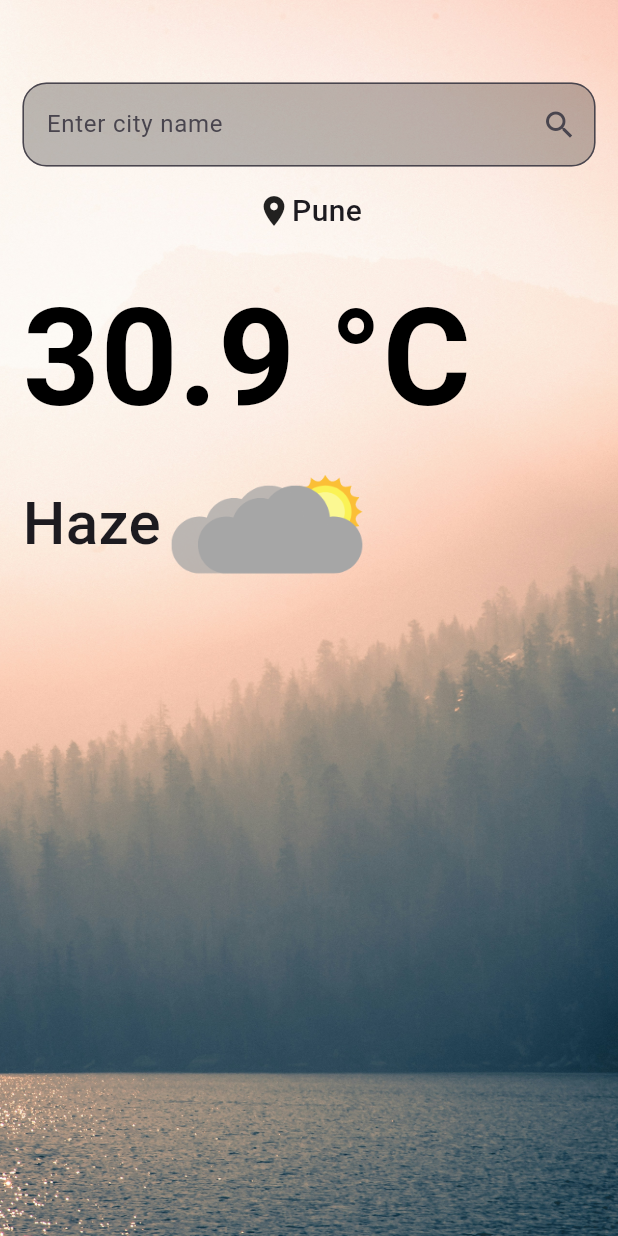
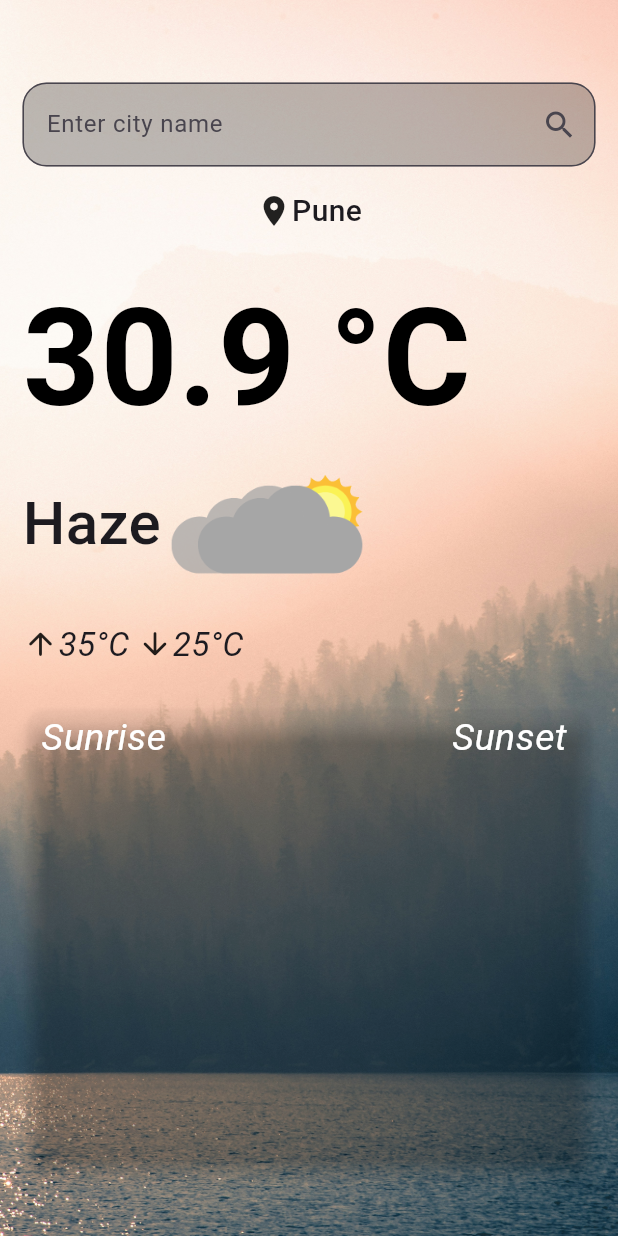
Before and after one commit to guptakaran11/Weather-Forecast-, a Flutter app: the screen it shows after launch, on a phone screen of 412 x 824 dp. Run offline on Flutter 3.47's test engine with Material 3 defaults, Android fonts, the phone set to English and light mode, and no system bars.

Commit message:
card designing start

```diff
--- a/lib/View/Screens/weather_page.dart
+++ b/lib/View/Screens/weather_page.dart
@@ -1,4 +1,5 @@
 import 'package:flutter/material.dart';
+import 'package:flutter/widgets.dart';
 
 class WeatherPage extends StatefulWidget {
   const WeatherPage({super.key});
@@ -90,6 +91,76 @@ class _HomePageState extends State<WeatherPage> {
                       ),
                     ],
                   ),
+                  const SizedBox(
+                    height: 25,
+                  ),
+                  const Row(
+                    children: [
+                      Icon(Icons.arrow_upward_rounded),
+                      Text(
+                        '35°C',
+                        style: TextStyle(
+                          fontSize: 22,
+                          fontStyle: FontStyle.italic,
+                        ),
+                      ),
+                      SizedBox(
+                        width: 5.0,
+                      ),
+                      Icon(Icons.arrow_downward_rounded),
+                      Text(
+                        '25°C',
+                        style: TextStyle(
+                          fontSize: 22,
+                          fontStyle: FontStyle.italic,
+                        ),
+                      ),
+                    ],
+                  ),
+                  const SizedBox(
+                    height: 25,
+                  ),
+                  Card(
+                    elevation: 5,
+                    color: Colors.transparent,
+                    child: Container(
+                      height: 300,
+                      color: Colors.transparent,
+                      child: const Column(
+                        children: [
+                          Wrap(
+                            children: [
+                              Row(
+                                mainAxisAlignment:
+                                    MainAxisAlignment.spaceAround,
+                                children: [
+                                  Text(
+                                    "Sunrise ",
+                                    style: TextStyle(
+                                      color: Colors.white,
+                                      fontSize: 25,
+                                      fontStyle: FontStyle.italic,
+                                    ),
+                                  ),
+                                  SizedBox(
+                                    width: 150,
+                                  ),
+                                  Text(
+                                    "Sunset ",
+                                    style: TextStyle(
+                                      color: Colors.white,
+                                      fontSize: 25,
+                                      fontStyle: FontStyle.italic,
+                                    ),
+                                  ),
+                                ],
+                              ),
+                            ],
+                          ),
+                        ],
+                      ),
+                    ),
+                  ),
                 ],
               ),
             ),
```
